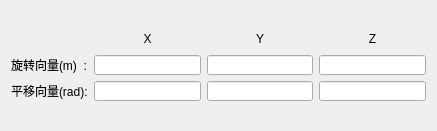
Qt form ui_files/ManualPoseWidget.ui (lg93lggt/Pose6dSolver-pyqt) before a commit.
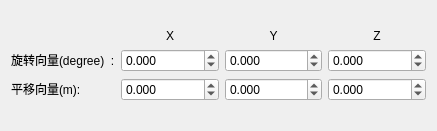
The same form after that commit.

Commit message: change line to spin

What changed in the file:
```diff
--- a/ui_files/ManualPoseWidget.ui
+++ b/ui_files/ManualPoseWidget.ui
@@ -16,66 +16,6 @@
   <layout class="QVBoxLayout" name="verticalLayout">
    <item>
     <layout class="QGridLayout" name="layout_retvec">
-     <item row="1" column="4">
-      <widget class="QLineEdit" name="line_rz">
-       <property name="maximumSize">
-        <size>
-         <width>16777215</width>
-         <height>20</height>
-        </size>
-       </property>
-      </widget>
-     </item>
-     <item row="1" column="3">
-      <widget class="QLineEdit" name="line_ry">
-       <property name="maximumSize">
-        <size>
-         <width>16777215</width>
-         <height>20</height>
-        </size>
-       </property>
-      </widget>
-     </item>
-     <item row="1" column="2">
-      <widget class="QLineEdit" name="line_rx">
-       <property name="maximumSize">
-        <size>
-         <width>16777215</width>
-         <height>20</height>
-        </size>
-       </property>
-      </widget>
-     </item>
-     <item row="2" column="4">
-      <widget class="QLineEdit" name="line_tz">
-       <property name="maximumSize">
-        <size>
-         <width>16777215</width>
-         <height>20</height>
-        </size>
-       </property>
-      </widget>
-     </item>
-     <item row="2" column="2">
-      <widget class="QLineEdit" name="line_tx">
-       <property name="maximumSize">
-        <size>
-         <width>16777215</width>
-         <height>20</height>
-        </size>
-       </property>
-      </widget>
-     </item>
-     <item row="2" column="3">
-      <widget class="QLineEdit" name="line_ty">
-       <property name="maximumSize">
-        <size>
-         <width>16777215</width>
-         <height>20</height>
-        </size>
-       </property>
-      </widget>
-     </item>
      <item row="2" column="1">
       <widget class="QLabel" name="label_tvec">
        <property name="maximumSize">
@@ -85,7 +25,7 @@
         </size>
        </property>
        <property name="text">
-        <string>平移向量(rad):</string>
+        <string>平移向量(m):</string>
        </property>
       </widget>
      </item>
@@ -98,7 +38,7 @@
         </size>
        </property>
        <property name="text">
-        <string>旋转向量(m)  :</string>
+        <string>旋转向量(degree)  :</string>
        </property>
       </widget>
      </item>
@@ -156,6 +96,99 @@
        </property>
       </widget>
      </item>
+     <item row="1" column="2">
+      <widget class="QDoubleSpinBox" name="double_spin_box_rx">
+       <property name="decimals">
+        <number>3</number>
+       </property>
+       <property name="minimum">
+        <double>-179.990000000000009</double>
+       </property>
+       <property name="maximum">
+        <double>180.000000000000000</double>
+       </property>
+       <property name="singleStep">
+        <double>0.100000000000000</double>
+       </property>
+       <property name="value">
+        <double>0.000000000000000</double>
+       </property>
+      </widget>
+     </item>
+     <item row="1" column="3">
+      <widget class="QDoubleSpinBox" name="double_spin_box_ry">
+       <property name="wrapping">
+        <bool>false</bool>
+       </property>
+       <property name="decimals">
+        <number>3</number>
+       </property>
+       <property name="minimum">
+        <double>-179.990000000000009</double>
+       </property>
+       <property name="maximum">
+        <double>180.000000000000000</double>
+       </property>
+       <property name="singleStep">
+        <double>0.100000000000000</double>
+       </property>
+      </widget>
+     </item>
+     <item row="1" column="4">
+      <widget class="QDoubleSpinBox" name="double_spin_box_rz">
+       <property name="decimals">
+        <number>3</number>
+       </property>
+       <property name="minimum">
+        <double>-179.990000000000009</double>
+       </property>
+       <property name="maximum">
+        <double>180.000000000000000</double>
+       </property>
+       <property name="singleStep">
+        <double>0.100000000000000</double>
+       </property>
+      </widget>
+     </item>
+     <item row="2" column="2">
+      <widget class="QDoubleSpinBox" name="double_spin_box_tx">
+       <property name="decimals">
+        <number>3</number>
+       </property>
+       <property name="minimum">
+        <double>-99.989999999999995</double>
+       </property>
+       <property name="singleStep">
+        <double>0.010000000000000</double>
+       </property>
+      </widget>
+     </item>
+     <item row="2" column="3">
+      <widget class="QDoubleSpinBox" name="double_spin_box_ty">
+       <property name="decimals">
+        <number>3</number>
+       </property>
+       <property name="minimum">
+        <double>-99.989999999999995</double>
+       </property>
+       <property name="singleStep">
+        <double>0.010000000000000</double>
+       </property>
+      </widget>
+     </item>
+     <item row="2" column="4">
+      <widget class="QDoubleSpinBox" name="double_spin_box_tz">
+       <property name="decimals">
+        <number>3</number>
+       </property>
+       <property name="minimum">
+        <double>-99.989999999999995</double>
+       </property>
+       <property name="singleStep">
+        <double>0.010000000000000</double>
+       </property>
+      </widget>
+     </item>
     </layout>
    </item>
   </layout>
```
The commit also changes 57 other files.
